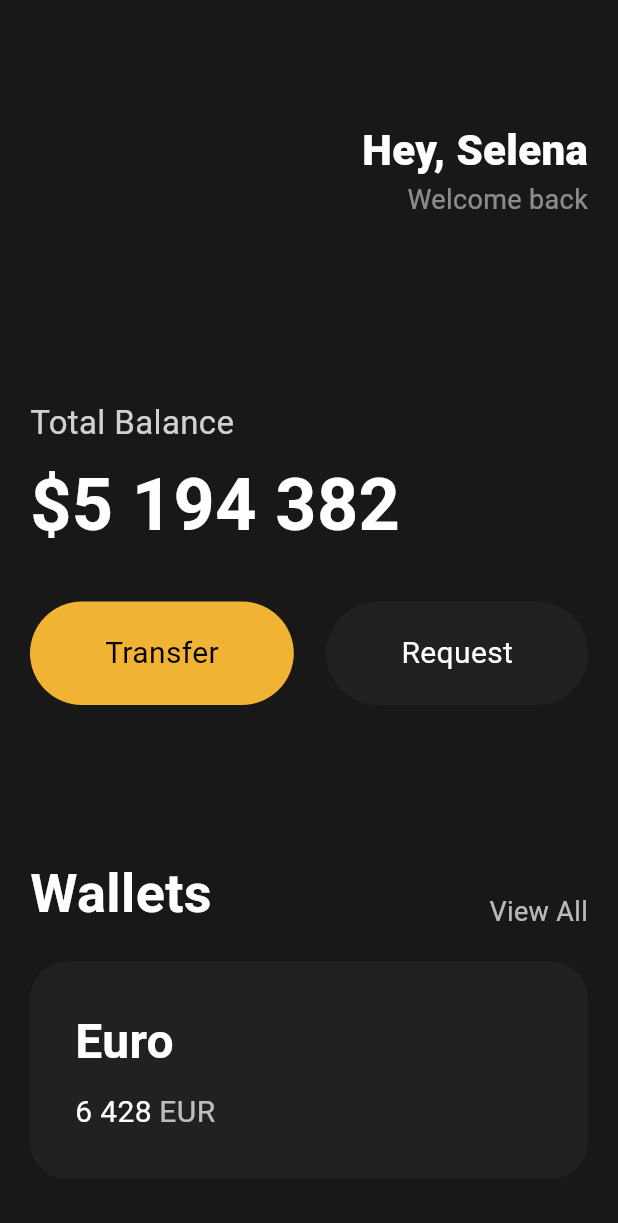
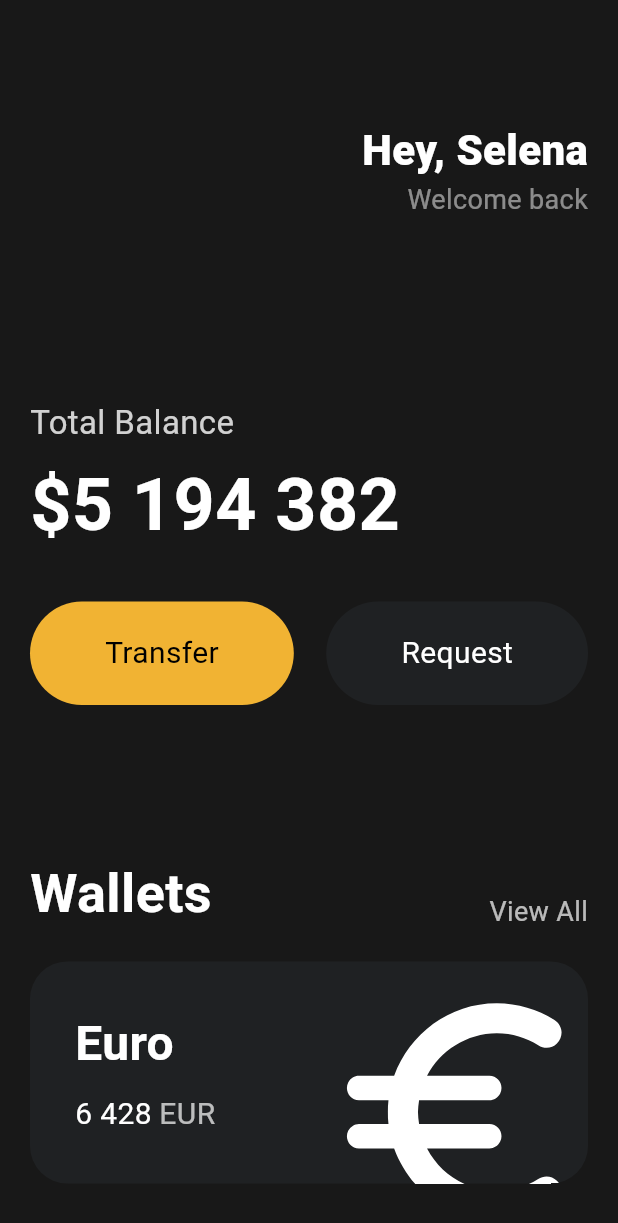
Before and after one commit to iinsue/toonflix, a Flutter app: the screen it shows after launch, on a phone screen of 412 x 824 dp. Shown: the top 1223 px of the screen. Run offline on Flutter 3.47's test engine with Material 3 defaults, Android fonts, the phone set to English and light mode, and no system bars.

Commit message:
#3.7 찐 Icons and Transforms

```diff
--- a/lib/main.dart
+++ b/lib/main.dart
@@ -99,15 +99,17 @@ class App extends StatelessWidget {
               ),
               const SizedBox(height: 20),
               Container(
+                clipBehavior: Clip.hardEdge,
                 decoration: BoxDecoration(
                   color: const Color(0xFF1F2123),
                   borderRadius: BorderRadius.circular(25),
                 ),
-                child: const Padding(
-                  padding: EdgeInsets.all(30),
+                child: Padding(
+                  padding: const EdgeInsets.all(30),
                   child: Row(
+                    mainAxisAlignment: MainAxisAlignment.spaceBetween,
                     children: [
-                      Column(
+                      const Column(
                         crossAxisAlignment: CrossAxisAlignment.start,
                         children: [
                           Text(
@@ -140,6 +142,17 @@ class App extends StatelessWidget {
                           ),
                         ],
                       ),
+                      Transform.scale(
+                        scale: 2.2,
+                        child: Transform.translate(
+                          offset: const Offset(-5, 12),
+                          child: const Icon(
+                            size: 88,
+                            Icons.euro_rounded,
+                            color: Colors.white,
+                          ),
+                        ),
+                      ),
                     ],
                   ),
                 ),
```
